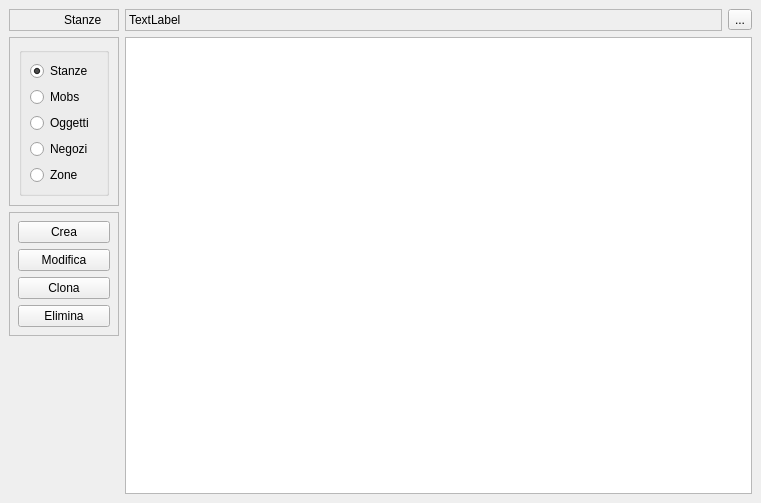
Qt form guiarea.ui (temporasanguinis/TSKreator) before a commit.
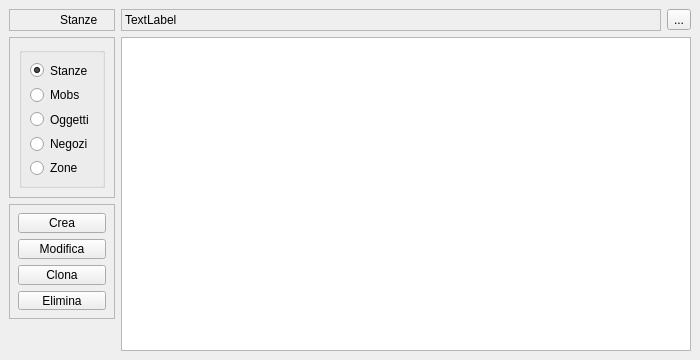
The same form after that commit.

What changed in the file:
```diff
--- a/guiarea.ui
+++ b/guiarea.ui
@@ -3,13 +3,13 @@
  <comment></comment>
  <exportmacro></exportmacro>
  <class>GuiArea</class>
- <widget class="QMainWindow" name="GuiArea" >
-  <property name="geometry" >
+ <widget class="QMainWindow" name="GuiArea">
+  <property name="geometry">
    <rect>
     <x>0</x>
     <y>0</y>
-    <width>761</width>
-    <height>503</height>
+    <width>700</width>
+    <height>360</height>
    </rect>
   </property>
   <property name="windowTitle" >
@@ -20,22 +20,29 @@
     <property name="margin" >
      <number>9</number>
     </property>
-    <property name="spacing" >
+    <property name="topMargin">
+     <number>9</number>
+    </property>
+    <property name="rightMargin">
+     <number>9</number>
+    </property>
+    <property name="bottomMargin">
+     <number>9</number>
+    </property>
+    <property name="spacing">
      <number>6</number>
     </property>
-    <item row="2" column="0" >
-     <widget class="QFrame" name="frame" >
-      <property name="sizePolicy" >
-       <sizepolicy>
-        <hsizetype>1</hsizetype>
-        <vsizetype>5</vsizetype>
+    <item row="2" column="0">
+     <widget class="QFrame" name="frame">
+      <property name="sizePolicy">
+       <sizepolicy hsizetype="Minimum" vsizetype="Preferred">
         <horstretch>0</horstretch>
         <verstretch>0</verstretch>
        </sizepolicy>
       </property>
-      <property name="minimumSize" >
+      <property name="minimumSize">
        <size>
-        <width>110</width>
+        <width>0</width>
         <height>16</height>
        </size>
       </property>
@@ -51,13 +58,22 @@
       <property name="frameShadow" >
        <enum>QFrame::Sunken</enum>
       </property>
-      <layout class="QVBoxLayout" >
-       <property name="margin" >
-        <number>8</number>
-       </property>
-       <property name="spacing" >
+      <layout class="QVBoxLayout">
+       <property name="spacing">
         <number>6</number>
        </property>
+       <property name="leftMargin">
+        <number>8</number>
+       </property>
+       <property name="topMargin">
+        <number>8</number>
+       </property>
+       <property name="rightMargin">
+        <number>8</number>
+       </property>
+       <property name="bottomMargin">
+        <number>8</number>
+       </property>
        <item>
         <widget class="QPushButton" name="mp_pbNew" >
          <property name="text" >
@@ -89,23 +105,27 @@
       </layout>
      </widget>
     </item>
-    <item row="1" column="0" >
-     <widget class="QFrame" name="mp_frameVisual" >
-      <property name="sizePolicy" >
-       <sizepolicy>
-        <hsizetype>1</hsizetype>
-        <vsizetype>5</vsizetype>
+    <item row="1" column="0">
+     <widget class="QFrame" name="mp_frameVisual">
+      <property name="sizePolicy">
+       <sizepolicy hsizetype="Minimum" vsizetype="Preferred">
         <horstretch>0</horstretch>
         <verstretch>0</verstretch>
        </sizepolicy>
       </property>
-      <property name="minimumSize" >
+      <property name="minimumSize">
        <size>
-        <width>110</width>
+        <width>0</width>
         <height>16</height>
        </size>
       </property>
-      <property name="autoFillBackground" >
+      <property name="maximumSize">
+       <size>
+        <width>16777215</width>
+        <height>16777215</height>
+       </size>
+      </property>
+      <property name="autoFillBackground">
        <bool>false</bool>
       </property>
       <property name="frameShape" >
@@ -118,28 +138,35 @@
        <property name="margin" >
         <number>9</number>
        </property>
-       <property name="spacing" >
+       <property name="topMargin">
+        <number>9</number>
+       </property>
+       <property name="rightMargin">
+        <number>9</number>
+       </property>
+       <property name="bottomMargin">
+        <number>9</number>
+       </property>
+       <property name="spacing">
         <number>6</number>
        </property>
-       <item row="0" column="0" >
-        <widget class="QGroupBox" name="mp_gbChangeView" >
-         <property name="sizePolicy" >
-          <sizepolicy>
-           <hsizetype>1</hsizetype>
-           <vsizetype>5</vsizetype>
+       <item row="0" column="0">
+        <widget class="QGroupBox" name="mp_gbChangeView">
+         <property name="sizePolicy">
+          <sizepolicy hsizetype="Minimum" vsizetype="Preferred">
            <horstretch>0</horstretch>
            <verstretch>0</verstretch>
           </sizepolicy>
          </property>
-         <property name="minimumSize" >
+         <property name="minimumSize">
           <size>
-           <width>90</width>
+           <width>0</width>
            <height>135</height>
           </size>
          </property>
-         <property name="maximumSize" >
+         <property name="maximumSize">
           <size>
-           <width>110</width>
+           <width>16777215</width>
            <height>16777215</height>
           </size>
          </property>
@@ -155,16 +182,31 @@
          <property name="flat" >
           <bool>false</bool>
          </property>
-         <layout class="QVBoxLayout" >
-          <property name="margin" >
-           <number>8</number>
-          </property>
-          <property name="spacing" >
+         <layout class="QVBoxLayout">
+          <property name="spacing">
            <number>6</number>
           </property>
+          <property name="leftMargin">
+           <number>8</number>
+          </property>
+          <property name="topMargin">
+           <number>8</number>
+          </property>
+          <property name="rightMargin">
+           <number>8</number>
+          </property>
+          <property name="bottomMargin">
+           <number>8</number>
+          </property>
           <item>
-           <widget class="QRadioButton" name="mp_rbViewRooms" >
-            <property name="text" >
+           <widget class="QRadioButton" name="mp_rbViewRooms">
+            <property name="sizePolicy">
+             <sizepolicy hsizetype="Preferred" vsizetype="Fixed">
+              <horstretch>0</horstretch>
+              <verstretch>0</verstretch>
+             </sizepolicy>
+            </property>
+            <property name="text">
              <string>Stanze</string>
             </property>
             <property name="checked" >
@@ -173,29 +215,53 @@
            </widget>
           </item>
           <item>
-           <widget class="QRadioButton" name="mp_rbViewMobs" >
-            <property name="text" >
+           <widget class="QRadioButton" name="mp_rbViewMobs">
+            <property name="sizePolicy">
+             <sizepolicy hsizetype="Preferred" vsizetype="Fixed">
+              <horstretch>0</horstretch>
+              <verstretch>0</verstretch>
+             </sizepolicy>
+            </property>
+            <property name="text">
              <string>Mobs</string>
             </property>
            </widget>
           </item>
           <item>
-           <widget class="QRadioButton" name="mp_rbViewItems" >
-            <property name="text" >
+           <widget class="QRadioButton" name="mp_rbViewItems">
+            <property name="sizePolicy">
+             <sizepolicy hsizetype="Preferred" vsizetype="Fixed">
+              <horstretch>0</horstretch>
+              <verstretch>0</verstretch>
+             </sizepolicy>
+            </property>
+            <property name="text">
              <string>Oggetti</string>
             </property>
            </widget>
           </item>
           <item>
-           <widget class="QRadioButton" name="mp_rbViewShops" >
-            <property name="text" >
+           <widget class="QRadioButton" name="mp_rbViewShops">
+            <property name="sizePolicy">
+             <sizepolicy hsizetype="Preferred" vsizetype="Fixed">
+              <horstretch>0</horstretch>
+              <verstretch>0</verstretch>
+             </sizepolicy>
+            </property>
+            <property name="text">
              <string>Negozi</string>
             </property>
            </widget>
           </item>
           <item>
-           <widget class="QRadioButton" name="mp_rbViewZones" >
-            <property name="text" >
+           <widget class="QRadioButton" name="mp_rbViewZones">
+            <property name="sizePolicy">
+             <sizepolicy hsizetype="Preferred" vsizetype="Fixed">
+              <horstretch>0</horstretch>
+              <verstretch>0</verstretch>
+             </sizepolicy>
+            </property>
+            <property name="text">
              <string>Zone</string>
             </property>
            </widget>
@@ -232,20 +298,27 @@
       </property>
      </widget>
     </item>
-    <item row="0" column="1" >
-     <layout class="QHBoxLayout" >
-      <property name="margin" >
-       <number>0</number>
-      </property>
-      <property name="spacing" >
+    <item row="0" column="1">
+     <layout class="QHBoxLayout">
+      <property name="spacing">
        <number>6</number>
       </property>
+      <property name="leftMargin">
+       <number>0</number>
+      </property>
+      <property name="topMargin">
+       <number>0</number>
+      </property>
+      <property name="rightMargin">
+       <number>0</number>
+      </property>
+      <property name="bottomMargin">
+       <number>0</number>
+      </property>
       <item>
-       <widget class="QLabel" name="mp_labelFile" >
-        <property name="sizePolicy" >
-         <sizepolicy>
-          <hsizetype>7</hsizetype>
-          <vsizetype>5</vsizetype>
+       <widget class="QLabel" name="mp_labelFile">
+        <property name="sizePolicy">
+         <sizepolicy hsizetype="Expanding" vsizetype="Preferred">
           <horstretch>0</horstretch>
           <verstretch>0</verstretch>
          </sizepolicy>
@@ -276,19 +349,17 @@
       </item>
      </layout>
     </item>
-    <item row="0" column="0" >
-     <widget class="QLabel" name="mp_labelPage" >
-      <property name="sizePolicy" >
-       <sizepolicy>
-        <hsizetype>1</hsizetype>
-        <vsizetype>5</vsizetype>
+    <item row="0" column="0">
+     <widget class="QLabel" name="mp_labelPage">
+      <property name="sizePolicy">
+       <sizepolicy hsizetype="Minimum" vsizetype="Preferred">
         <horstretch>0</horstretch>
         <verstretch>0</verstretch>
        </sizepolicy>
       </property>
-      <property name="minimumSize" >
+      <property name="minimumSize">
        <size>
-        <width>110</width>
+        <width>60</width>
         <height>22</height>
        </size>
       </property>
```
Left out of the diff: 95 changed lines with no effect on the pictures.
